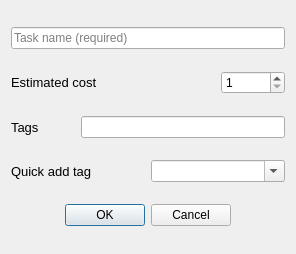
First picture: the form in qt_gui/ui/add_todo_dialog.ui, repository ravenvz/SprintTimer, before the edit.
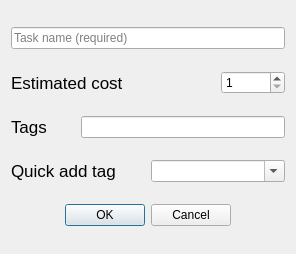
Second picture: the form after the edit.

Commit message: Fix font size issues in ui

What changed in the file:
```diff
--- a/qt_gui/ui/add_todo_dialog.ui
+++ b/qt_gui/ui/add_todo_dialog.ui
@@ -55,7 +55,7 @@
     <widget class="QLabel" name="label">
      <property name="font">
       <font>
-       <pointsize>10</pointsize>
+       <pointsize>13</pointsize>
       </font>
      </property>
      <property name="text">
@@ -67,7 +67,7 @@
     <widget class="QLabel" name="label_2">
      <property name="font">
       <font>
-       <pointsize>10</pointsize>
+       <pointsize>13</pointsize>
       </font>
      </property>
      <property name="text">
@@ -79,7 +79,7 @@
     <widget class="QLabel" name="label_3">
      <property name="font">
       <font>
-       <pointsize>10</pointsize>
+       <pointsize>13</pointsize>
       </font>
      </property>
      <property name="text">
```
The commit also changes 5 other files.
